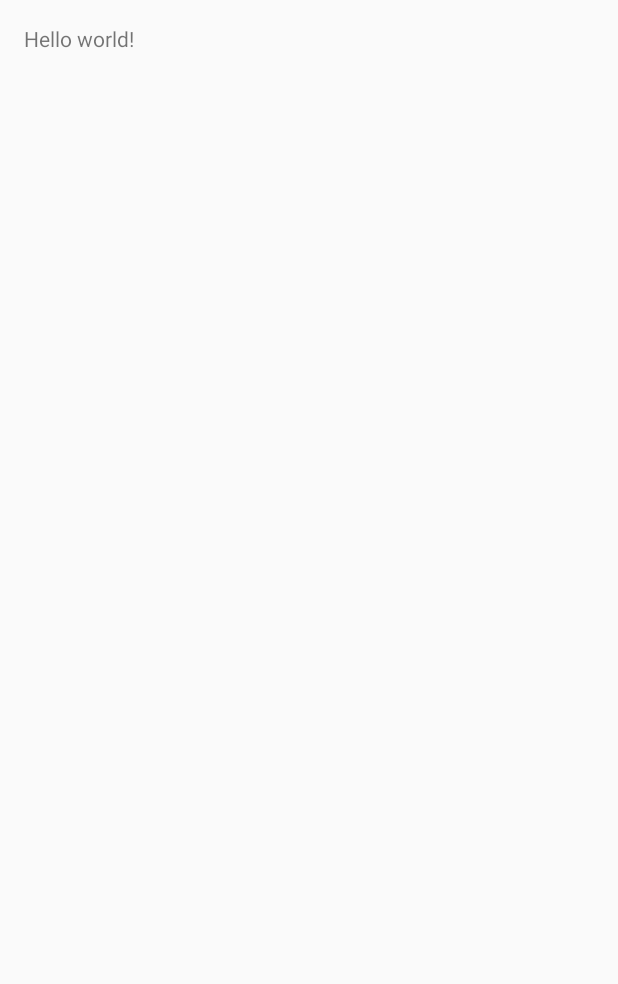
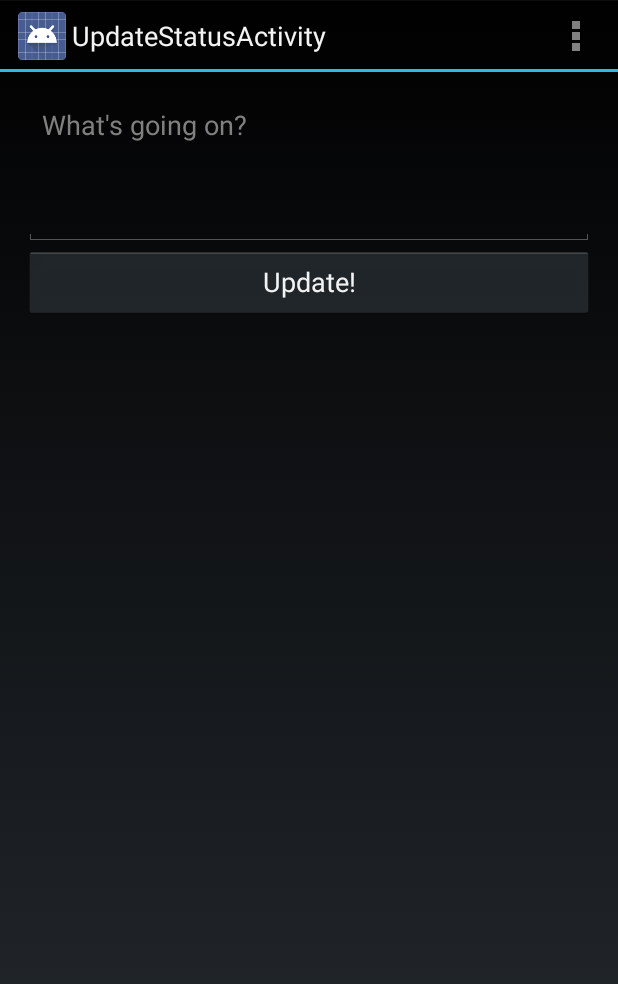
Before and after one commit to ArmanG/LiveUpdates, an Android app: the UpdateStatusActivity screen opened directly, with no data from a screen before it, on a phone screen of 412 x 824 dp. Before the commit the part shown is almost empty. Shown: the top 984 px of the screen. Run offline under Robolectric (Android 15) with nearby library versions, the phone set to English and light mode, and no system bars.

Commit message:
added status update

```diff
--- a/app/src/main/java/com/example/armanghassemi/liveupdate/LoginActivity.java
+++ b/app/src/main/java/com/example/armanghassemi/liveupdate/LoginActivity.java
@@ -79,6 +79,7 @@ public class LoginActivity extends Activity {
     }
 
     public void createAccount(View view){
+        // take user to register
         Intent takeUserToRegister = new Intent(LoginActivity.this, RegisterActivity.class);
         startActivity(takeUserToRegister);
     }
--- a/app/src/main/res/layout/activity_update_status.xml
+++ b/app/src/main/res/layout/activity_update_status.xml
@@ -1,12 +1,27 @@
-<RelativeLayout xmlns:android="http://schemas.android.com/apk/res/android"
-    xmlns:tools="http://schemas.android.com/tools" android:layout_width="match_parent"
-    android:layout_height="match_parent" android:paddingLeft="@dimen/activity_horizontal_margin"
+<LinearLayout xmlns:android="http://schemas.android.com/apk/res/android"
+    xmlns:tools="http://schemas.android.com/tools"
+    android:layout_width="match_parent"
+    android:layout_height="match_parent"
+    android:paddingBottom="@dimen/activity_vertical_margin"
+    android:paddingLeft="@dimen/activity_horizontal_margin"
     android:paddingRight="@dimen/activity_horizontal_margin"
     android:paddingTop="@dimen/activity_vertical_margin"
-    android:paddingBottom="@dimen/activity_vertical_margin"
-    tools:context="com.example.armanghassemi.liveupdate.UpdateStatusActivity">
+    tools:context="com.example.armanghassemi.liveupdate.UpdateStatusActivity"
+    android:orientation="vertical">
 
-    <TextView android:text="@string/hello_world" android:layout_width="wrap_content"
-        android:layout_height="wrap_content" />
 
-</RelativeLayout>
+    <EditText
+        android:id="@+id/updateStatusTextBox"
+        android:layout_width="match_parent"
+        android:layout_height="100dp"
+        android:hint="What's going on?"
+        android:gravity="top"/>
+
+    <Button
+        android:id="@+id/statusUpdateButton"
+        android:layout_width="match_parent"
+        android:layout_height="wrap_content"
+        android:text="Update!"
+        android:onClick="updateStatus"/>
+
+</LinearLayout>
--- a/app/src/main/res/values/styles.xml
+++ b/app/src/main/res/values/styles.xml
@@ -1,7 +1,7 @@
 <resources>
 
     <!-- Base application theme. -->
-    <style name="AppTheme" parent="Theme.AppCompat.Light.DarkActionBar">
+    <style name="AppTheme" parent="android:Theme.Holo">
         <!-- Customize your theme here. -->
     </style>
 
```
Also changed, not shown: app/src/main/AndroidManifest.xml (+9 -13 lines), app/src/main/java/com/example/armanghassemi/liveupdate/MainActivity.java (+13 -1 lines), app/src/main/java/com/example/armanghassemi/liveupdate/UpdateStatusActivity.java (+76 -0 lines), app/src/main/res/layout/activity_app.xml (+9 -5 lines), app/src/main/res/layout/activity_login.xml (+18 -18 lines), app/src/main/res/layout/activity_main.xml (+10 -7 lines), app/src/main/res/layout/activity_register.xml (+25 -23 lines).
